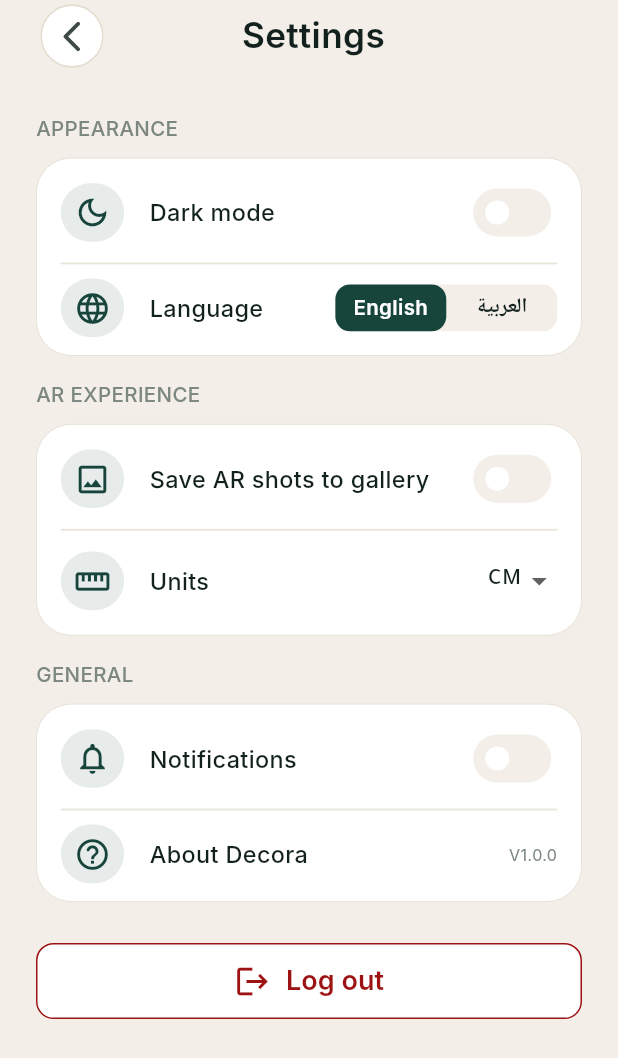
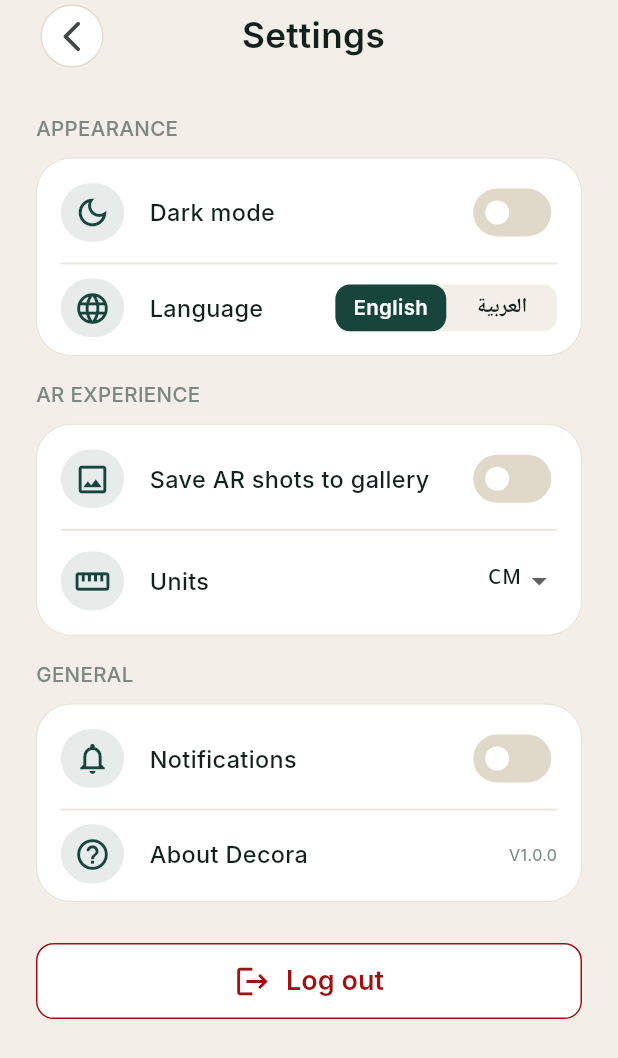
Before and after one commit to ahmedwaliid309/ARStore, a Flutter app: the SettingsScreen screen opened by its route, on a phone screen of 412 x 824 dp. Shown: the top 1058 px of the screen. Run offline on Flutter 3.47's test engine with Material 3 defaults, Android fonts, the phone set to English and light mode, and no system bars; our stand-ins replace cached_network_image, flutter_screenutil, go_router, lottie, shared_preferences, smooth_page_indicator; accounts and stored records are empty; Roboto replaces fonts that are missing (Inter).

Commit message:
Update settings switch color

```diff
--- a/lib/features/settings/settings_screen.dart
+++ b/lib/features/settings/settings_screen.dart
@@ -134,7 +134,7 @@ class _SettingsScreenState extends State<SettingsScreen> {
                                         value: isDarkMode,
                                         activeTrackColor: AppColors.primary,
                                         inactiveThumbColor: Colors.white,
-                                        inactiveTrackColor: AppColors.background,
+                                        inactiveTrackColor: Color(0xFFE0D8C8),
                                         trackOutlineColor: WidgetStateProperty.all(
                                           Colors.transparent,
                                         ),
@@ -320,7 +320,7 @@ class _SettingsScreenState extends State<SettingsScreen> {
                                         value: saveAR,
                                         activeTrackColor: AppColors.primary,
                                         inactiveThumbColor: Colors.white,
-                                        inactiveTrackColor: AppColors.background,
+                                        inactiveTrackColor: Color(0xFFE0D8C8),
                                         trackOutlineColor: WidgetStateProperty.all(
                                           Colors.transparent,
                                         ),
@@ -449,7 +449,7 @@ class _SettingsScreenState extends State<SettingsScreen> {
                                         value: isNotificationsEnabled,
                                         activeTrackColor: AppColors.primary,
                                         inactiveThumbColor: Colors.white,
-                                        inactiveTrackColor: AppColors.background,
+                                        inactiveTrackColor: Color(0xFFE0D8C8),
                                         trackOutlineColor: WidgetStateProperty.all(
                                           Colors.transparent,
                                         ),
```
